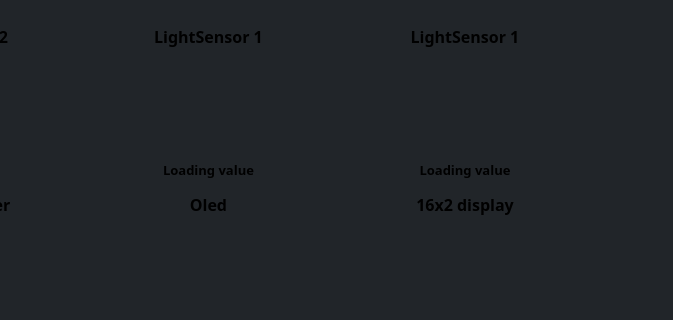
First picture: the form in CingChecker.ui, repository StanislavJochman/Cing_Checker, before the edit; both pictures show x 432 to 1105 and y 0 to 320 of the 1280 by 720 pixel window.
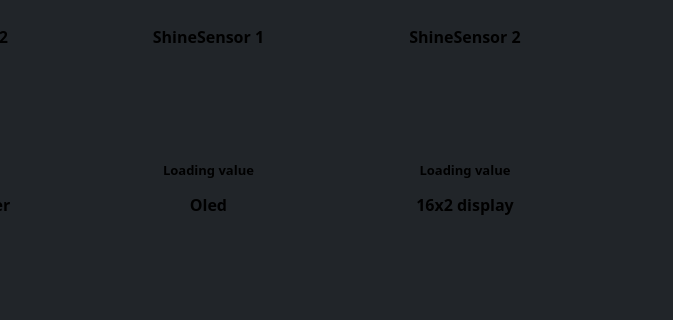
Second picture: the form after the edit. Icons and pictures are not drawn.

```diff
--- a/CingChecker.ui
+++ b/CingChecker.ui
@@ -33,6 +33,9 @@
   <property name="windowOpacity">
    <double>1.000000000000000</double>
   </property>
+  <property name="autoFillBackground">
+   <bool>false</bool>
+  </property>
   <property name="styleSheet">
    <string notr="true">background-color: rgb(33, 37, 41);</string>
   </property>
@@ -170,7 +173,7 @@
         </font>
        </property>
        <property name="text">
-        <string>LightSensor 1</string>
+        <string>ShineSensor 2</string>
        </property>
        <property name="alignment">
         <set>Qt::AlignCenter</set>
@@ -793,7 +796,7 @@
         </font>
        </property>
        <property name="text">
-        <string>LightSensor 1</string>
+        <string>ShineSensor 1</string>
        </property>
        <property name="alignment">
         <set>Qt::AlignCenter</set>
```
